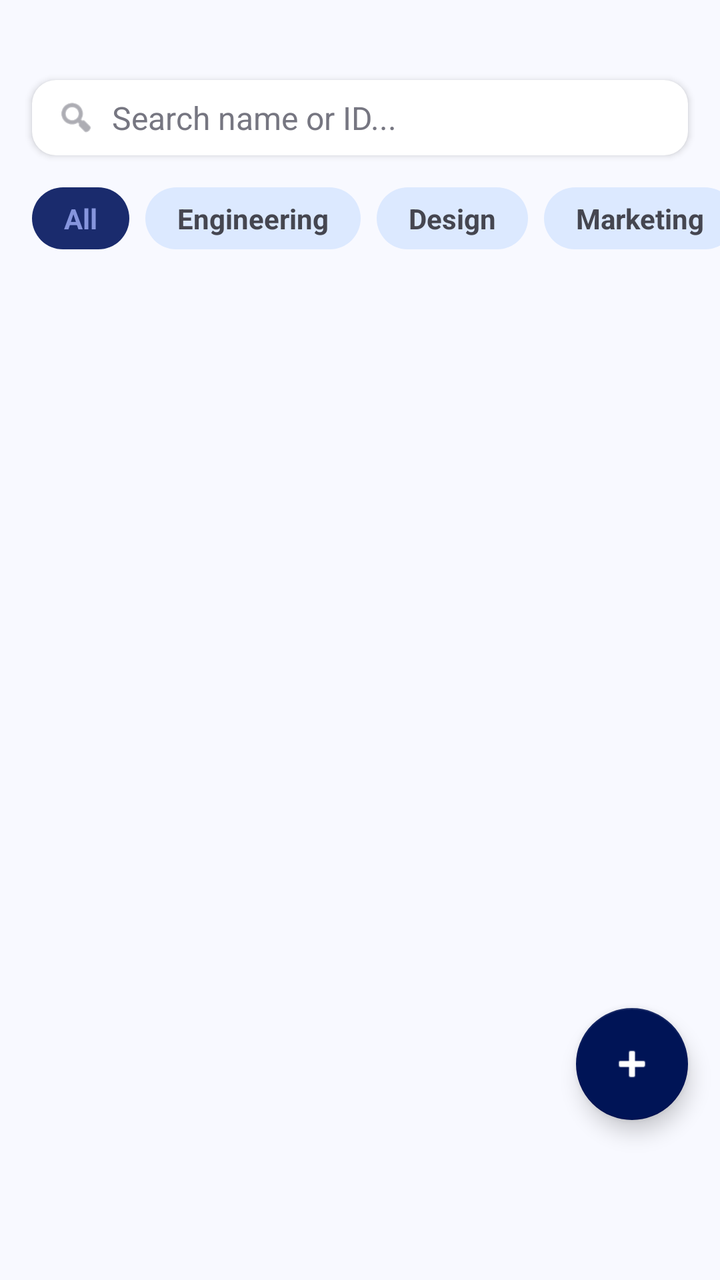
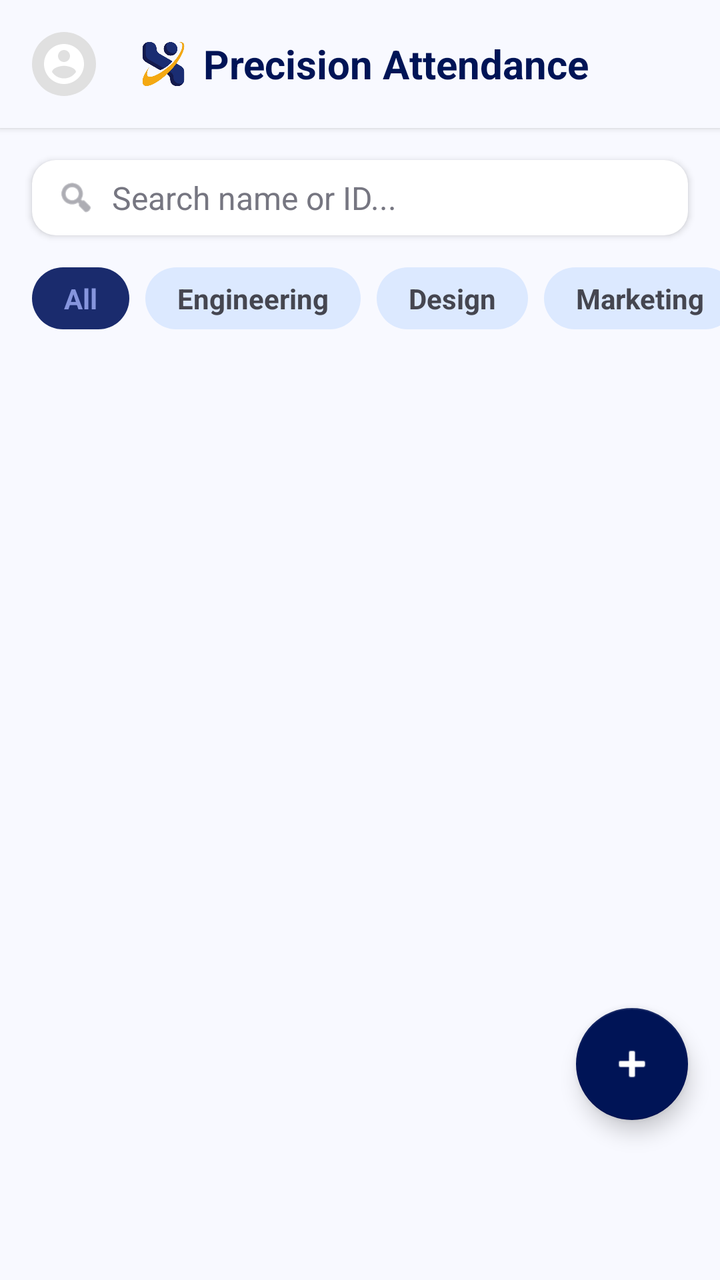

Screens rendered from an Android XML layout before and after an edit, with the pre-edit source and the edit as a unified diff.
<!-- AndroidManifest.xml: application theme Theme.JavaTraining -->
<!-- res/layout/fragment_employees.xml -->
<?xml version="1.0" encoding="utf-8"?>
<androidx.constraintlayout.widget.ConstraintLayout xmlns:android="http://schemas.android.com/apk/res/android"
    xmlns:app="http://schemas.android.com/apk/res-auto"
    xmlns:tools="http://schemas.android.com/tools"
    android:layout_width="match_parent"
    android:layout_height="match_parent"
    android:background="@color/html_background"
    android:paddingTop="24dp">

    
    <LinearLayout
        android:id="@+id/llSearch"
        android:layout_width="match_parent"
        android:layout_height="wrap_content"
        android:layout_marginHorizontal="16dp"
        android:layout_marginTop="16dp"
        android:background="@drawable/bg_input_rounded"
        android:backgroundTint="@color/html_surface_container_lowest"
        android:elevation="2dp"
        android:gravity="center_vertical"
        android:orientation="horizontal"
        android:paddingHorizontal="12dp"
        android:paddingVertical="8dp"
        app:layout_constraintTop_toTopOf="parent">

        <ImageView
            android:layout_width="20dp"
            android:layout_height="20dp"
            android:src="@android:drawable/ic_menu_search"
            app:tint="@color/html_outline" />

        <EditText
            android:id="@+id/etSearch"
            android:layout_width="match_parent"
            android:layout_height="wrap_content"
            android:layout_marginStart="8dp"
            android:background="@android:color/transparent"
            android:hint="Search name or ID..."
            android:inputType="text"
            android:textColor="@color/html_on_surface"
            android:textColorHint="@color/html_outline"
            android:textSize="16sp" />
    </LinearLayout>

    
    <HorizontalScrollView
        android:id="@+id/svChips"
        android:layout_width="match_parent"
        android:layout_height="wrap_content"
        android:layout_marginTop="16dp"
        android:clipToPadding="false"
        android:paddingHorizontal="16dp"
        android:scrollbars="none"
        app:layout_constraintTop_toBottomOf="@id/llSearch">

        <LinearLayout
            android:layout_width="wrap_content"
            android:layout_height="wrap_content"
            android:orientation="horizontal">

            <TextView
                android:layout_width="wrap_content"
                android:layout_height="wrap_content"
                android:layout_marginEnd="8dp"
                android:background="@drawable/bg_chip_active"
                android:paddingHorizontal="16dp"
                android:paddingVertical="6dp"
                android:text="All"
                android:textColor="@color/html_on_primary_container"
                android:textSize="14sp"
                android:textStyle="bold" />

            <TextView
                android:layout_width="wrap_content"
                android:layout_height="wrap_content"
                android:layout_marginEnd="8dp"
                android:background="@drawable/bg_chip_inactive"
                android:paddingHorizontal="16dp"
                android:paddingVertical="6dp"
                android:text="Engineering"
                android:textColor="@color/html_on_surface_variant"
                android:textSize="14sp"
                android:textStyle="bold" />

            <TextView
                android:layout_width="wrap_content"
                android:layout_height="wrap_content"
                android:layout_marginEnd="8dp"
                android:background="@drawable/bg_chip_inactive"
                android:paddingHorizontal="16dp"
                android:paddingVertical="6dp"
                android:text="Design"
                android:textColor="@color/html_on_surface_variant"
                android:textSize="14sp"
                android:textStyle="bold" />

            <TextView
                android:layout_width="wrap_content"
                android:layout_height="wrap_content"
                android:layout_marginEnd="8dp"
                android:background="@drawable/bg_chip_inactive"
                android:paddingHorizontal="16dp"
                android:paddingVertical="6dp"
                android:text="Marketing"
                android:textColor="@color/html_on_surface_variant"
                android:textSize="14sp"
                android:textStyle="bold" />
        </LinearLayout>
    </HorizontalScrollView>

    
    <androidx.recyclerview.widget.RecyclerView
        android:id="@+id/rvEmployees"
        android:layout_width="match_parent"
        android:layout_height="0dp"
        android:layout_marginTop="16dp"
        android:clipToPadding="false"
        android:paddingHorizontal="16dp"
        android:paddingBottom="100dp"
        app:layout_constraintBottom_toBottomOf="parent"
        app:layout_constraintTop_toBottomOf="@id/svChips" />

    
    <com.google.android.material.floatingactionbutton.FloatingActionButton
        android:id="@+id/fabAdd"
        android:layout_width="wrap_content"
        android:layout_height="wrap_content"
        android:layout_marginEnd="16dp"
        android:layout_marginBottom="80dp"
        android:src="@android:drawable/ic_input_add"
        app:backgroundTint="@color/html_primary"
        app:tint="@color/html_on_primary"
        app:layout_constraintBottom_toBottomOf="parent"
        app:layout_constraintEnd_toEndOf="parent" />

</androidx.constraintlayout.widget.ConstraintLayout>
<!-- resources referenced by this layout -->
<resources>
  <color name="html_background">#f8f9ff</color>
  <color name="html_on_primary">#ffffff</color>
  <color name="html_on_primary_container">#8695dd</color>
  <color name="html_on_surface">#0b1c30</color>
  <color name="html_on_surface_variant">#454650</color>
  <color name="html_outline">#767681</color>
  <color name="html_primary">#001456</color>
  <color name="html_surface_container_lowest">#ffffff</color>
  <!-- drawable bg_chip_active (drawable) -->
  <?xml version="1.0" encoding="utf-8"?>
  <shape xmlns:android="http://schemas.android.com/apk/res/android"
      android:shape="rectangle">
      <solid android:color="@color/html_primary_container" />
      <corners android:radius="100dp" />
  </shape>
  <!-- drawable bg_chip_inactive (drawable) -->
  <?xml version="1.0" encoding="utf-8"?>
  <shape xmlns:android="http://schemas.android.com/apk/res/android"
      android:shape="rectangle">
      <solid android:color="@color/html_surface_container_high" />
      <corners android:radius="100dp" />
  </shape>
  <!-- drawable bg_input_rounded (drawable) -->
  <?xml version="1.0" encoding="utf-8"?>
  <shape xmlns:android="http://schemas.android.com/apk/res/android"
      android:shape="rectangle">
      <solid android:color="#F0F4F8" />
      <corners android:radius="12dp" />
  </shape>
  <style name="Theme.JavaTraining" parent="Theme.MaterialComponents.Light.NoActionBar">
          
          <item name="colorPrimary">@color/colorPrimary</item>
          <item name="colorPrimaryVariant">@color/colorPrimaryDark</item>
          <item name="colorOnPrimary">@color/textWhite</item>
          
          
          <item name="colorSecondary">@color/colorAccent</item>
          <item name="colorSecondaryVariant">@color/colorAccent</item>
          <item name="colorOnSecondary">@color/textWhite</item>
          
          
          <item name="android:colorBackground">@color/backgroundLight</item>
          <item name="colorSurface">@color/cardBackground</item>
          <item name="colorOnBackground">@color/textPrimary</item>
          <item name="colorOnSurface">@color/textPrimary</item>
          
          
          <item name="android:statusBarColor">@color/backgroundLight</item>
          <item name="android:windowLightStatusBar">true</item>
      </style>
  <color name="html_primary_container">#1a2b6d</color>
  <color name="html_surface_container_high">#dce9ff</color>
  <color name="colorPrimary">#1A2D72</color>
  <color name="colorPrimaryDark">#141A4C</color>
  <color name="textWhite">#FFFFFF</color>
  <color name="colorAccent">#F4A912</color>
  <color name="backgroundLight">#1A2D72</color>
  <color name="cardBackground">#283C90</color>
  <color name="textPrimary">#FFFFFF</color>
</resources>

<!-- the commit's change to res/layout/fragment_employees.xml (unified diff, before → after) -->
@@ -4,8 +4,62 @@
     xmlns:tools="http://schemas.android.com/tools"
     android:layout_width="match_parent"
     android:layout_height="match_parent"
-    android:background="@color/html_background"
-    android:paddingTop="24dp">
+    android:background="@color/html_background">
+
+    
+    <androidx.constraintlayout.widget.ConstraintLayout
+        android:id="@+id/clHeader"
+        android:layout_width="match_parent"
+        android:layout_height="64dp"
+        android:background="#F8F9FF"
+        android:elevation="2dp"
+        android:paddingHorizontal="16dp"
+        app:layout_constraintTop_toTopOf="parent">
+
+        <ImageView
+            android:id="@+id/ivProfile"
+            android:layout_width="32dp"
+            android:layout_height="32dp"
+            android:background="@drawable/bg_avatar_circle"
+            android:backgroundTint="#E0E0E0"
+            android:padding="4dp"
+            android:src="@drawable/ic_avatar"
+            app:layout_constraintBottom_toBottomOf="parent"
+            app:layout_constraintStart_toStartOf="parent"
+            app:layout_constraintTop_toTopOf="parent" />
+
+        <LinearLayout
+            android:layout_width="wrap_content"
+            android:layout_height="wrap_content"
+            android:gravity="center_vertical"
+            android:orientation="horizontal"
+            app:layout_constraintBottom_toBottomOf="parent"
+            app:layout_constraintEnd_toEndOf="parent"
+            app:layout_constraintStart_toStartOf="parent"
+            app:layout_constraintTop_toTopOf="parent">
+
+            <ImageView
+                android:layout_width="32dp"
+                android:layout_height="32dp"
+                android:layout_marginEnd="4dp"
+                android:src="@drawable/logo_face_recognition" />
+
+            <TextView
+                android:layout_width="wrap_content"
+                android:layout_height="wrap_content"
+                android:text="Precision Attendance"
+                android:textColor="@color/html_primary"
+                android:textSize="20sp"
+                android:textStyle="bold" />
+        </LinearLayout>
+
+        <View
+            android:layout_width="32dp"
+            android:layout_height="32dp"
+            app:layout_constraintBottom_toBottomOf="parent"
+            app:layout_constraintEnd_toEndOf="parent"
+            app:layout_constraintTop_toTopOf="parent" />
+    </androidx.constraintlayout.widget.ConstraintLayout>
 
     
     <LinearLayout
@@ -21,7 +75,7 @@
         android:orientation="horizontal"
         android:paddingHorizontal="12dp"
         android:paddingVertical="8dp"
-        app:layout_constraintTop_toTopOf="parent">
+        app:layout_constraintTop_toBottomOf="@id/clHeader">
 
         <ImageView
             android:layout_width="20dp"
<!-- resource entries referenced after the edit -->
@@ -8,6 +8,10 @@
   <color name="html_outline">#767681</color>
   <color name="html_primary">#001456</color>
   <color name="html_surface_container_lowest">#ffffff</color>
+  <!-- drawable bg_avatar_circle (drawable) -->
+  <shape xmlns:android="http://schemas.android.com/apk/res/android" android:shape="oval">
+      <solid android:color="@color/dash_accent_orange" />
+  </shape>
   <!-- drawable bg_chip_active (drawable) -->
   <?xml version="1.0" encoding="utf-8"?>
   <shape xmlns:android="http://schemas.android.com/apk/res/android"
@@ -29,6 +33,18 @@
       <solid android:color="#F0F4F8" />
       <corners android:radius="12dp" />
   </shape>
+  <!-- drawable ic_avatar (drawable) -->
+  <vector xmlns:android="http://schemas.android.com/apk/res/android"
+      android:width="24dp"
+      android:height="24dp"
+      android:viewportWidth="24"
+      android:viewportHeight="24"
+      android:tint="#FFFFFF">
+      <path
+          android:fillColor="@android:color/white"
+          android:pathData="M12,2C6.48,2 2,6.48 2,12s4.48,10 10,10 10,-4.48 10,-10S17.52,2 12,2zM12,19.2c-2.5,0 -4.71,-1.28 -6,-3.22 0.03,-1.99 4,-3.08 6,-3.08 1.99,0 5.97,1.09 6,3.08 -1.29,1.94 -3.5,3.22 -6,3.22zM12,11c-1.66,0 -3,-1.34 -3,-3s1.34,-3 3,-3 3,1.34 3,3 -1.34,3 -3,3z"/>
+  </vector>
+  <!-- drawable logo_face_recognition: png bitmap (drawable, 96573 bytes) -->
   <style name="Theme.JavaTraining" parent="Theme.MaterialComponents.Light.NoActionBar">
           
           <item name="colorPrimary">@color/colorPrimary</item>
@@ -50,6 +66,7 @@
           <item name="android:statusBarColor">@color/backgroundLight</item>
           <item name="android:windowLightStatusBar">true</item>
       </style>
+  <color name="dash_accent_orange">#F4A912</color>
   <color name="html_primary_container">#1a2b6d</color>
   <color name="html_surface_container_high">#dce9ff</color>
   <color name="colorPrimary">#1A2D72</color>
